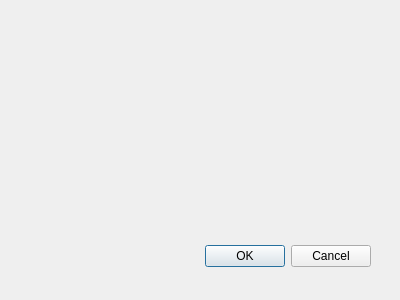
The window that TimelineArchitect/newtimeline.ui (GrzegorzDomaradzki/TimelineArchitect) describes before a commit, drawn with Qt 5.
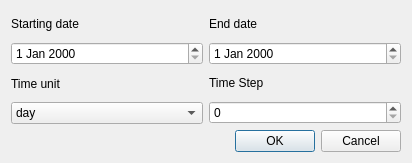
The same window after the commit.

Diff of the .ui file:
```diff
--- a/TimelineArchitect/newtimeline.ui
+++ b/TimelineArchitect/newtimeline.ui
@@ -8,29 +8,133 @@
    <rect>
     <x>0</x>
     <y>0</y>
-    <width>400</width>
-    <height>300</height>
+    <width>412</width>
+    <height>163</height>
    </rect>
   </property>
   <property name="windowTitle">
    <string>Dialog</string>
   </property>
-  <widget class="QDialogButtonBox" name="buttonBox">
-   <property name="geometry">
-    <rect>
-     <x>30</x>
-     <y>240</y>
-     <width>341</width>
-     <height>32</height>
-    </rect>
-   </property>
-   <property name="orientation">
-    <enum>Qt::Horizontal</enum>
-   </property>
-   <property name="standardButtons">
-    <set>QDialogButtonBox::Cancel|QDialogButtonBox::Ok</set>
-   </property>
-  </widget>
+  <layout class="QVBoxLayout" name="verticalLayout_6">
+   <item>
+    <layout class="QVBoxLayout" name="verticalLayout_5">
+     <item>
+      <layout class="QHBoxLayout" name="horizontalLayout">
+       <item>
+        <layout class="QVBoxLayout" name="verticalLayout">
+         <item>
+          <widget class="QLabel" name="label">
+           <property name="text">
+            <string>Starting date</string>
+           </property>
+          </widget>
+         </item>
+         <item>
+          <widget class="QDateEdit" name="dateEdit"/>
+         </item>
+        </layout>
+       </item>
+       <item>
+        <layout class="QVBoxLayout" name="verticalLayout_2">
+         <item>
+          <widget class="QLabel" name="label_2">
+           <property name="text">
+            <string>End date</string>
+           </property>
+          </widget>
+         </item>
+         <item>
+          <widget class="QDateEdit" name="dateEdit_2"/>
+         </item>
+        </layout>
+       </item>
+      </layout>
+     </item>
+     <item>
+      <layout class="QHBoxLayout" name="horizontalLayout_2">
+       <item>
+        <layout class="QVBoxLayout" name="verticalLayout_3">
+         <item>
+          <widget class="QLabel" name="label_3">
+           <property name="text">
+            <string>Time unit</string>
+           </property>
+          </widget>
+         </item>
+         <item>
+          <widget class="QComboBox" name="unit">
+           <item>
+            <property name="text">
+             <string>day</string>
+            </property>
+           </item>
+           <item>
+            <property name="text">
+             <string>week</string>
+            </property>
+           </item>
+           <item>
+            <property name="text">
+             <string>month</string>
+            </property>
+           </item>
+           <item>
+            <property name="text">
+             <string>year</string>
+            </property>
+           </item>
+           <item>
+            <property name="text">
+             <string>decade</string>
+            </property>
+           </item>
+           <item>
+            <property name="text">
+             <string>century</string>
+            </property>
+           </item>
+           <item>
+            <property name="text">
+             <string>millenium</string>
+            </property>
+           </item>
+          </widget>
+         </item>
+        </layout>
+       </item>
+       <item>
+        <layout class="QVBoxLayout" name="verticalLayout_4">
+         <item>
+          <widget class="QLabel" name="label_4">
+           <property name="text">
+            <string>Time Step</string>
+           </property>
+          </widget>
+         </item>
+         <item>
+          <widget class="QSpinBox" name="spinBox">
+           <property name="maximum">
+            <number>10000</number>
+           </property>
+          </widget>
+         </item>
+        </layout>
+       </item>
+      </layout>
+     </item>
+    </layout>
+   </item>
+   <item>
+    <widget class="QDialogButtonBox" name="buttonBox">
+     <property name="orientation">
+      <enum>Qt::Horizontal</enum>
+     </property>
+     <property name="standardButtons">
+      <set>QDialogButtonBox::Cancel|QDialogButtonBox::Ok</set>
+     </property>
+    </widget>
+   </item>
+  </layout>
  </widget>
  <pixmapfunction/>
  <resources/>
```
Left out of the diff: 21 changed lines with no effect on the pictures.
